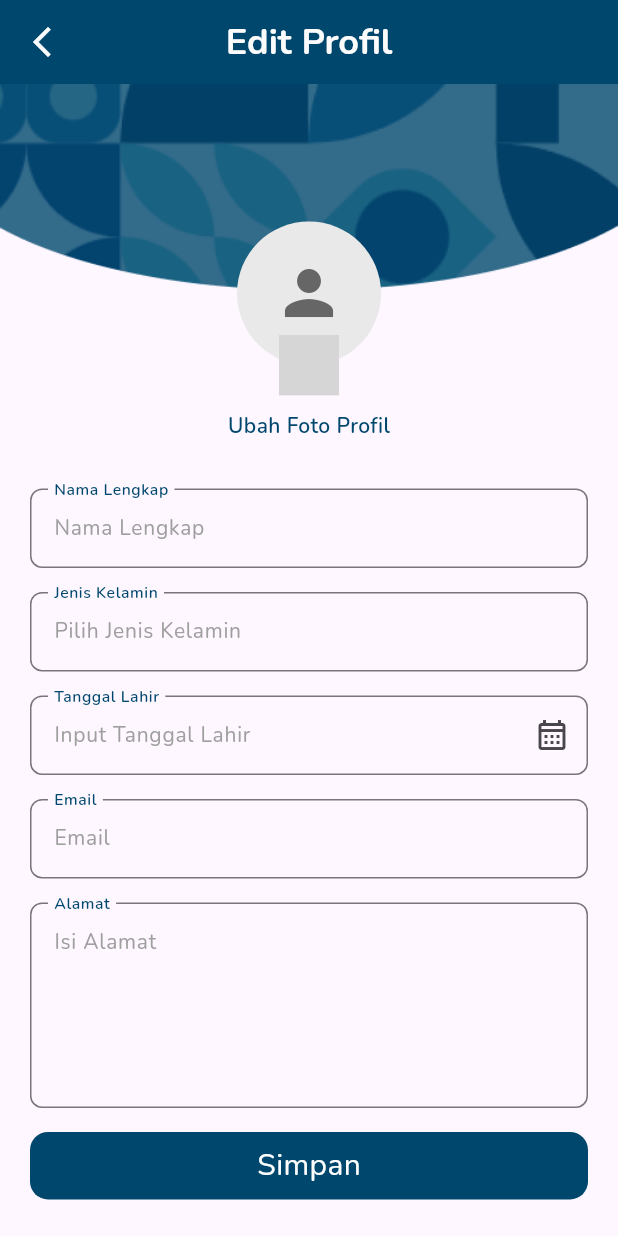
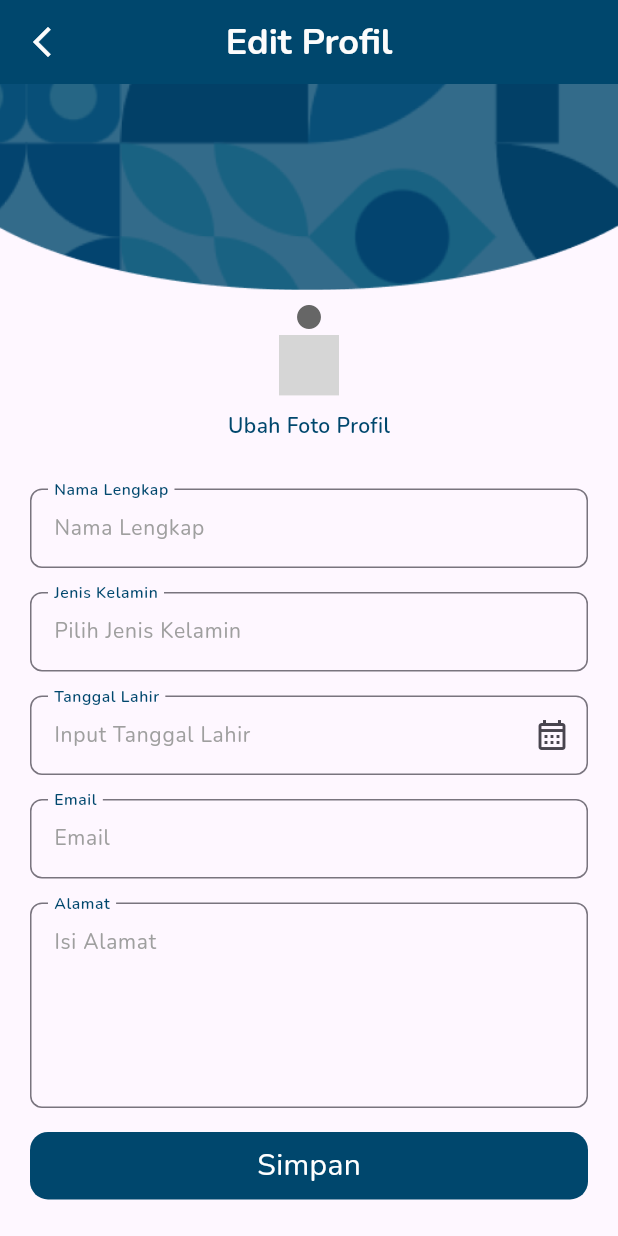
Before and after one commit to RECYTHNG/flutter_recything, a Flutter app: the screen it shows after launch, on a phone screen of 412 x 824 dp. Run offline on Flutter 3.47's test engine with Material 3 defaults, Android fonts, the phone set to English and light mode, and no system bars; our stand-ins replace dio, flutter_svg, get, image_picker, permission_handler, substring_highlight; missing offline and left inert: photo_manager; network calls fail; project files that could hold a hidden picture were left out; grey boxes are pictures that could not be loaded.

Commit message:
feat: add post photo on edit screeen

```diff
--- a/recything_application/lib/screens/edit_profile/edit_profile_screen.dart
+++ b/recything_application/lib/screens/edit_profile/edit_profile_screen.dart
@@ -5,7 +5,6 @@ import 'package:recything_application/constants/color_constant.dart';
 import 'package:recything_application/constants/spacing_constant.dart';
 import 'package:recything_application/controllers/user/user_controller.dart';
 import 'package:recything_application/screens/edit_profile/content/gender_pick/gender_pick_screen.dart';
-import 'package:recything_application/screens/edit_profile/content/photo_pick/photo_pick_screen.dart';
 import 'package:recything_application/screens/edit_profile/content/success/success_screen.dart';
 import 'package:recything_application/screens/edit_profile/widget/date_picker_widget.dart';
 import 'package:recything_application/widgets/global_text_field_custom_widget.dart';
@@ -36,6 +35,14 @@ class EditProfileScreenState extends State<EditProfileScreen> {
     emailController.dispose();
     addressController.dispose();
     super.dispose();
+  }
+
+  Future<void> _pickImage() async {
+    controller.uploadAvatar(() {
+      ScaffoldMessenger.of(context).showSnackBar(
+        const SnackBar(content: Text('Avatar updated successfully')),
+      );
+    });
   }
 
   @override
@@ -88,21 +95,29 @@ class EditProfileScreenState extends State<EditProfileScreen> {
                       clipBehavior: Clip.none,
                       children: [
                         Image.asset(
-                            'assets/images/edit_profile_images/Vector.png'),
+                          'assets/images/edit_profile_images/Vector.png',
+                        ),
                         Positioned(
                           bottom: -50,
                           child: Stack(
+                            alignment: Alignment.bottomCenter,
                             clipBehavior: Clip.none,
-                            alignment: Alignment.bottomCenter,
                             children: [
-                              const CircleAvatar(
-                                backgroundColor: ColorConstant.blackColor10,
-                                radius: 48,
-                                child: Icon(
-                                  Icons.person,
-                                  color: Color(0xFF666666),
-                                  size: 48,
-                                ),
+                              ClipRRect(
+                                borderRadius: BorderRadius.circular(47.5),
+                                child: data?.pictureUrl == null ||
+                                        data!.pictureUrl!.isEmpty
+                                    ? const Icon(
+                                        Icons.person,
+                                        color: Color(0xFF666666),
+                                        size: 48,
+                                      )
+                                    : Image.network(
+                                        data.pictureUrl!,
+                                        fit: BoxFit.cover,
+                                        width: 95,
+                                        height: 95,
+                                      ),
                               ),
                               Positioned(
                                 bottom: -20,
@@ -119,7 +134,7 @@ class EditProfileScreenState extends State<EditProfileScreen> {
                     ),
                     SpacingConstant.verticalSpacing1000,
                     GestureDetector(
-                      onTap: () => Get.to(const PhotoPickerScreen()),
+                      onTap: _pickImage,
                       child: const Text(
                         'Ubah Foto Profil',
                         style: TextStyle(
--- a/recything_application/pubspec.yaml
+++ b/recything_application/pubspec.yaml
@@ -44,6 +44,9 @@ dependencies:
     envied: ^0.5.4+1
     substring_highlight: ^1.0.33
     flutter_dotenv: ^5.1.0
+    mime: ^1.0.5
+    http_parser: ^4.0.2
+    cached_network_image: ^3.3.1
 
 dev_dependencies:
     flutter_test:
```
Also changed, not shown: recything_application/lib/controllers/user/user_controller.dart (+24 -0 lines), recything_application/lib/services/profile/profile_service.dart (+64 -0 lines), recything_application/lib/services/profile/upload_avatar_service.dart (added, +8 -0 lines), recything_application/pubspec.lock.
